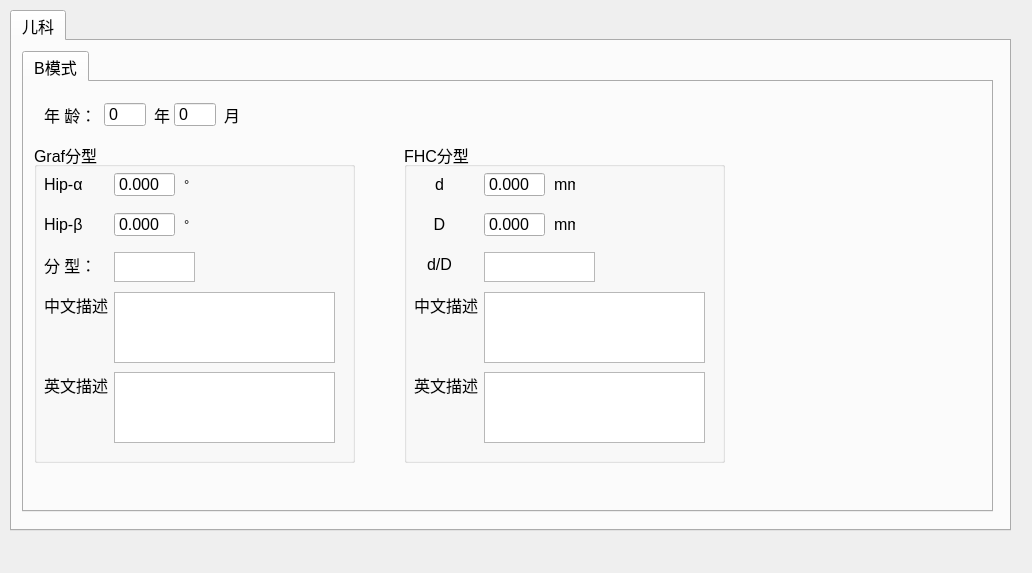
This is tools/Calculator/ui/ui_ped.ui in qingning006/TestCode as Qt 5 draws it before an edit. The edited form follows.
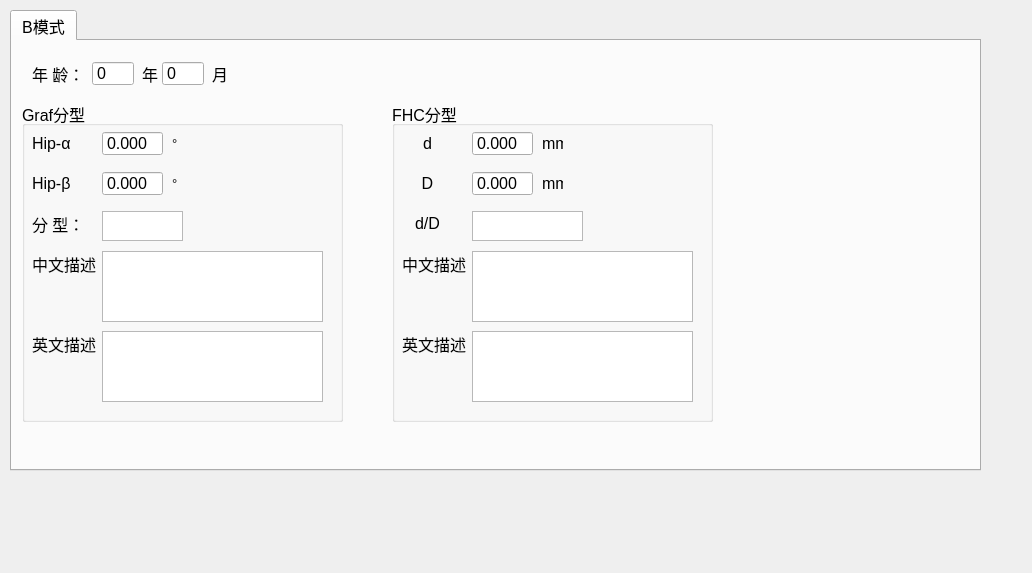
This is the edited form.

What changed in the file:
```diff
--- a/tools/Calculator/ui/ui_ped.ui
+++ b/tools/Calculator/ui/ui_ped.ui
@@ -13,32 +13,6 @@
   <property name="windowTitle">
    <string>Form</string>
   </property>
-  <widget class="QTabWidget" name="tabWidget">
-   <property name="geometry">
-    <rect>
-     <x>10</x>
-     <y>10</y>
-     <width>1001</width>
-     <height>521</height>
-    </rect>
-   </property>
-   <property name="font">
-    <font>
-     <pointsize>12</pointsize>
-    </font>
-   </property>
-   <property name="currentIndex">
-    <number>0</number>
-   </property>
-   <widget class="QWidget" name="tab_ped">
-    <property name="font">
-     <font>
-      <pointsize>12</pointsize>
-     </font>
-    </property>
-    <attribute name="title">
-     <string>儿科</string>
-    </attribute>
     <widget class="QTabWidget" name="tabWidget_2">
      <property name="geometry">
       <rect>
@@ -546,8 +520,6 @@
        <property name="buttonSymbols">
         <enum>QAbstractSpinBox::NoButtons</enum>
        </property>
-      </widget>
-     </widget>
     </widget>
    </widget>
   </widget>
```
Lines whose indentation alone changed are shown as unchanged.
